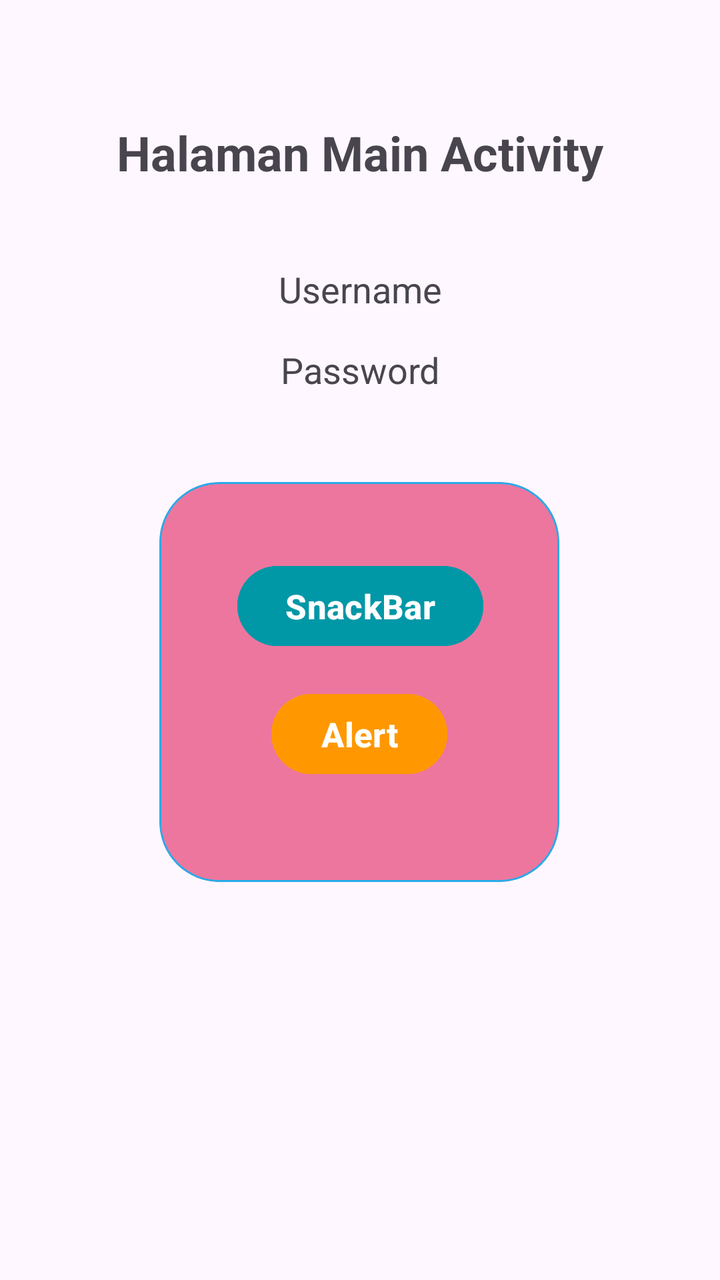
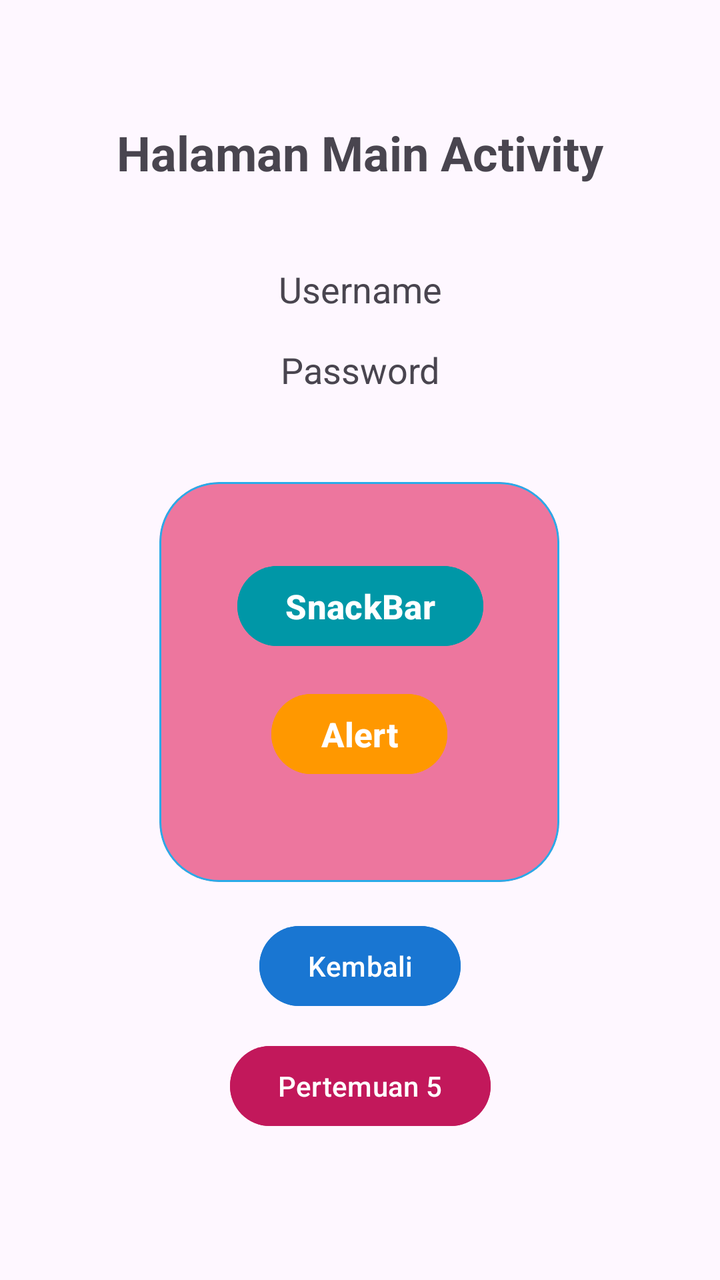

Two renders of the same Android screen: before a commit and after it. Below are the layout's source before the change and the commit's diff.
<!-- AndroidManifest.xml: application theme Theme.Manda3TIA_P3 -->
<!-- res/layout/activity_main.xml -->
<?xml version="1.0" encoding="utf-8"?>
<androidx.constraintlayout.widget.ConstraintLayout xmlns:android="http://schemas.android.com/apk/res/android"
    xmlns:app="http://schemas.android.com/apk/res-auto"
    xmlns:tools="http://schemas.android.com/tools"
    android:id="@+id/main"
    android:layout_width="match_parent"
    android:layout_height="match_parent"
    tools:context=".MainActivity">

    <TextView
        android:id="@+id/textView3"
        android:layout_width="wrap_content"
        android:layout_height="wrap_content"
        android:layout_marginTop="60dp"
        android:text="Halaman Main Activity"
        android:textSize="24sp"
        android:textStyle="bold"
        app:layout_constraintEnd_toEndOf="parent"
        app:layout_constraintStart_toStartOf="parent"
        app:layout_constraintTop_toTopOf="parent" />

    <TextView
        android:id="@+id/txtUsername"
        android:layout_width="wrap_content"
        android:layout_height="wrap_content"
        android:layout_marginTop="40dp"
        android:text="Username"
        android:textSize="18sp"
        app:layout_constraintEnd_toEndOf="parent"
        app:layout_constraintStart_toStartOf="parent"
        app:layout_constraintTop_toBottomOf="@+id/textView3" />

    <TextView
        android:id="@+id/txtPassword"
        android:layout_width="wrap_content"
        android:layout_height="wrap_content"
        android:layout_marginTop="16dp"
        android:text="Password"
        android:textSize="18sp"
        app:layout_constraintEnd_toEndOf="parent"
        app:layout_constraintStart_toStartOf="parent"
        app:layout_constraintTop_toBottomOf="@+id/txtUsername" />

    <com.google.android.material.card.MaterialCardView
        android:layout_width="200dp"
        android:layout_height="200dp"
        android:layout_marginTop="44dp"
        app:cardCornerRadius="30dp"
        app:cardBackgroundColor="@color/pink"
        app:strokeColor="#29ABE9"
        app:layout_constraintEnd_toEndOf="parent"
        app:layout_constraintHorizontal_bias="0.497"
        app:layout_constraintStart_toStartOf="parent"
        app:layout_constraintTop_toBottomOf="@+id/txtPassword">

        <androidx.constraintlayout.widget.ConstraintLayout
            android:layout_width="match_parent"
            android:layout_height="match_parent"
            android:layout_margin="10dp">

            <Button
                android:id="@+id/btnSnackBar"
                android:layout_width="wrap_content"
                android:layout_height="wrap_content"
                android:layout_marginTop="28dp"
                android:backgroundTint="#0097A7"
                android:text="SnackBar"
                android:textSize="17sp"
                android:textStyle="bold"
                app:layout_constraintEnd_toEndOf="parent"
                app:layout_constraintHorizontal_bias="0.506"
                app:layout_constraintStart_toStartOf="parent"
                app:layout_constraintTop_toTopOf="parent" />

            <Button
                android:id="@+id/btnAlert"
                android:layout_width="wrap_content"
                android:layout_height="wrap_content"
                android:layout_marginTop="16dp"
                android:backgroundTint="#FF9800"
                android:text="Alert"
                android:textSize="17sp"
                android:textStyle="bold"
                app:layout_constraintEnd_toEndOf="parent"
                app:layout_constraintStart_toStartOf="parent"
                app:layout_constraintTop_toBottomOf="@+id/btnSnackBar" />

        </androidx.constraintlayout.widget.ConstraintLayout>

    </com.google.android.material.card.MaterialCardView>

</androidx.constraintlayout.widget.ConstraintLayout>
<!-- resources referenced by this layout -->
<resources>
  <color name="pink">#ED769E</color>
  <style name="Theme.Manda3TIA_P3" parent="Base.Theme.Manda3TIA_P3" />
  <style name="Base.Theme.Manda3TIA_P3" parent="Theme.Material3.DayNight.NoActionBar">
          
          
      </style>
</resources>

<!-- the commit's change to res/layout/activity_main.xml (unified diff, before → after) -->
@@ -42,16 +42,17 @@
         app:layout_constraintTop_toBottomOf="@+id/txtUsername" />
 
     <com.google.android.material.card.MaterialCardView
+        android:id="@+id/materialCardView"
         android:layout_width="200dp"
         android:layout_height="200dp"
         android:layout_marginTop="44dp"
+        app:cardBackgroundColor="@color/pink"
         app:cardCornerRadius="30dp"
-        app:cardBackgroundColor="@color/pink"
-        app:strokeColor="#29ABE9"
         app:layout_constraintEnd_toEndOf="parent"
         app:layout_constraintHorizontal_bias="0.497"
         app:layout_constraintStart_toStartOf="parent"
-        app:layout_constraintTop_toBottomOf="@+id/txtPassword">
+        app:layout_constraintTop_toBottomOf="@+id/txtPassword"
+        app:strokeColor="#29ABE9">
 
         <androidx.constraintlayout.widget.ConstraintLayout
             android:layout_width="match_parent"
@@ -89,4 +90,28 @@
 
     </com.google.android.material.card.MaterialCardView>
 
+    <Button
+        android:id="@+id/btnKembali"
+        android:layout_width="wrap_content"
+        android:layout_height="wrap_content"
+        android:layout_marginTop="18dp"
+        android:backgroundTint="#1976D2"
+        android:text="Kembali"
+        android:textColor="@android:color/white"
+        app:layout_constraintEnd_toEndOf="parent"
+        app:layout_constraintStart_toStartOf="parent"
+        app:layout_constraintTop_toBottomOf="@+id/materialCardView" />
+
+    <Button
+        android:id="@+id/btnToLima"
+        android:layout_width="wrap_content"
+        android:layout_height="wrap_content"
+        android:layout_marginTop="12dp"
+        android:backgroundTint="#C2185B"
+        android:text="Pertemuan 5"
+        android:textColor="@android:color/white"
+        app:layout_constraintEnd_toEndOf="parent"
+        app:layout_constraintStart_toStartOf="parent"
+        app:layout_constraintTop_toBottomOf="@+id/btnKembali" />
+
 </androidx.constraintlayout.widget.ConstraintLayout>
